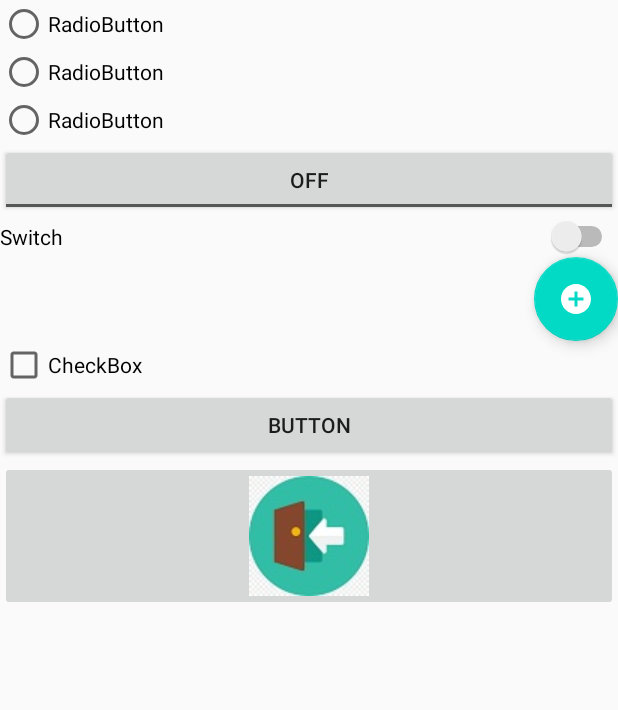
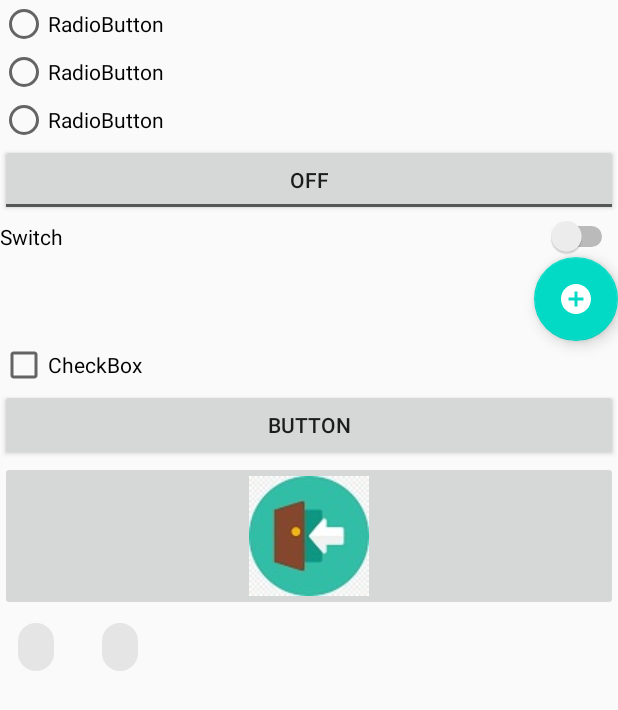
Before and after one commit to jo13bc/LAB05-06, an Android app: the Buttons screen opened directly, with no data from a screen before it, on a phone screen of 412 x 824 dp. Shown: the top 710 px of the screen. Run offline under Robolectric (Android 15) with nearby library versions, the phone set to English and light mode, and no system bars; 1 statement that could not run was skipped.

Commit message:
chip_button

```diff
--- a/Login/app/src/main/java/com/miker/login/Buttons.java
+++ b/Login/app/src/main/java/com/miker/login/Buttons.java
@@ -27,6 +27,7 @@ import androidx.core.view.GravityCompat;
 import androidx.drawerlayout.widget.DrawerLayout;
 
 import com.google.android.material.chip.Chip;
+import com.google.android.material.chip.ChipGroup;
 import com.google.android.material.floatingactionbutton.FloatingActionButton;
 import com.google.android.material.navigation.NavigationView;
 import com.google.android.material.snackbar.Snackbar;
@@ -45,10 +46,12 @@ public class Buttons extends AppCompatActivity {
         ToggleButton toggle_button = findViewById(R.id.toggle_button);
         Switch a_switch = findViewById(R.id.a_switch);
         FloatingActionButton floating_button = findViewById(R.id.floating_button);
+        ImageButton image_button = findViewById(R.id.imageButton);
+        Button button = findViewById(R.id.button);
+        CheckBox checkBox = findViewById(R.id.checkBox);
+        ChipGroup chip_group = findViewById(R.id.chip_group);
+        Chip chip = findViewById(R.id.chip2);
 
-               ImageButton image_button = findViewById(R.id.imageButton);
-               Button button = findViewById(R.id.button);
-               CheckBox checkBox = findViewById(R.id.checkBox);
         //Eventos
 
        image_button.setOnFocusChangeListener(new View.OnFocusChangeListener() {
--- a/Login/app/src/main/res/layout/activity_buttons.xml
+++ b/Login/app/src/main/res/layout/activity_buttons.xml
@@ -73,6 +73,21 @@
             android:layout_height="wrap_content"
             app:srcCompat="@drawable/log" />
 
+        <com.google.android.material.chip.ChipGroup
+            android:layout_width="match_parent"
+            android:layout_height="54dp">
+
+            <com.google.android.material.chip.Chip
+                android:id="@+id/chip_group"
+                android:layout_width="wrap_content"
+                android:layout_height="wrap_content" />
+
+            <com.google.android.material.chip.Chip
+                android:id="@+id/chip2"
+                android:layout_width="wrap_content"
+                android:layout_height="wrap_content" />
+        </com.google.android.material.chip.ChipGroup>
+
     </LinearLayout>
 
 </androidx.constraintlayout.widget.ConstraintLayout>
```
